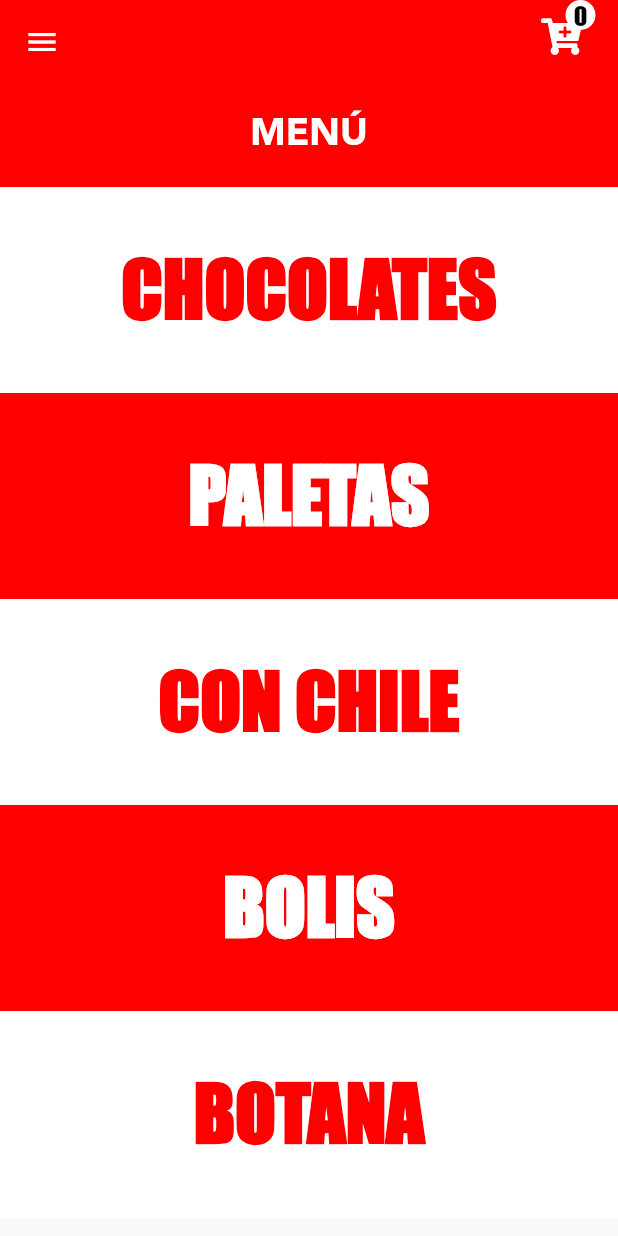
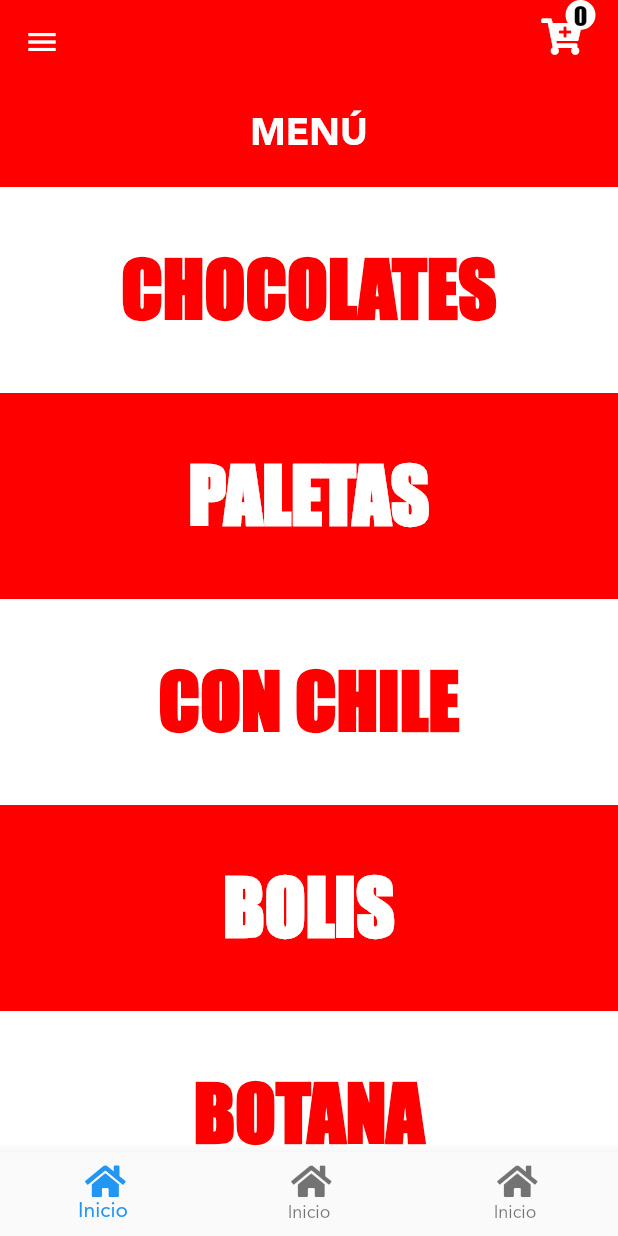
Before and after one commit to eliecergarcia/gr_dulces, a Flutter app: the CategoriesPage screen opened by its route, on a phone screen of 412 x 824 dp. Run offline on Flutter 3.47's test engine with Material 2 defaults, Android fonts, the light colour scheme and no system bars; our stand-ins replace firebase_core, firebase_database, font_awesome_flutter, rxdart; accounts and stored records are empty; statements that could not run were skipped.

Commit message:
barra de navegacion

```diff
--- a/lib/pages/categories_page.dart
+++ b/lib/pages/categories_page.dart
@@ -3,6 +3,7 @@ import 'package:font_awesome_flutter/font_awesome_flutter.dart';
 import 'package:provider/provider.dart';
 import 'package:quiero_dulces/objects/cart_model.dart';
 import 'package:quiero_dulces/pages/category_selected.dart';
+import 'package:quiero_dulces/widgets/bottom_navigation.dart';
 import 'package:quiero_dulces/widgets/constants.dart';
 import 'package:quiero_dulces/widgets/lateral_menu.dart';
 
@@ -110,6 +111,7 @@ class _CategoriesPageState extends State<CategoriesPage> {
             ],
           ),
         ),
+        bottomNavigationBar: MenuBottomNavigation(),
       ),
     );
   }
--- a/lib/pages/login_page.dart
+++ b/lib/pages/login_page.dart
@@ -225,7 +225,7 @@ class _LoginPageState extends State<LoginPage> {
 
   Widget _textFieldEmailLogin(LoginBloc bloc) {
     return StreamBuilder(
-      stream: bloc.emailStream,
+      //stream: bloc.emailStream,
       builder: (BuildContext context, AsyncSnapshot snapshot) {
         return Container(
           padding: EdgeInsets.symmetric(horizontal: 20.0),
@@ -237,7 +237,7 @@ class _LoginPageState extends State<LoginPage> {
                 labelText: 'Correo electrónico',
                 //counterText: snapshot.data,
                 errorText: snapshot.error),
-            onChanged: bloc.changeEmail,
+            //onChanged: bloc.changeEmail,
           ),
         );
       },
--- /dev/null
+++ b/lib/widgets/bottom_navigation.dart
@@ -0,0 +1,28 @@
+import 'package:flutter/material.dart';
+import 'package:font_awesome_flutter/font_awesome_flutter.dart';
+
+class MenuBottomNavigation extends StatelessWidget {
+  const MenuBottomNavigation({
+    Key key,
+  }) : super(key: key);
+
+  @override
+  Widget build(BuildContext context) {
+    return BottomNavigationBar(
+      items: [
+        BottomNavigationBarItem(
+          icon: Icon(FontAwesomeIcons.home),
+          label: 'Inicio',
+        ),
+        BottomNavigationBarItem(
+          icon: Icon(FontAwesomeIcons.home),
+          label: 'Inicio',
+        ),
+        BottomNavigationBarItem(
+          icon: Icon(FontAwesomeIcons.home),
+          label: 'Inicio',
+        ),
+      ],
+    );
+  }
+}
```
